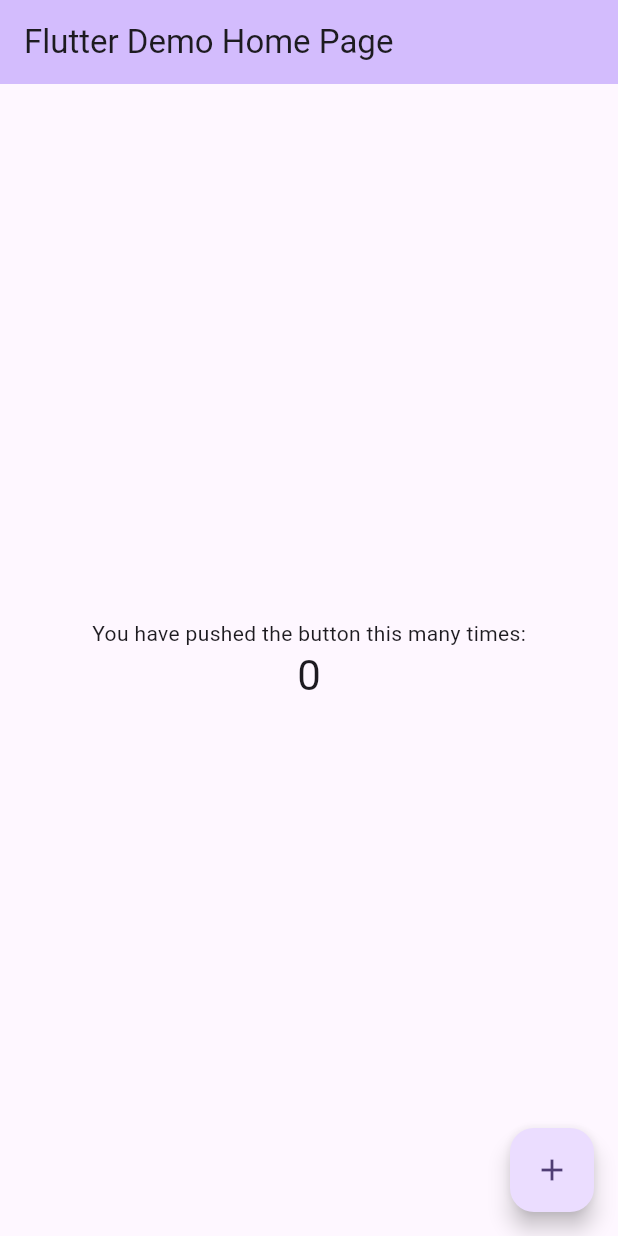
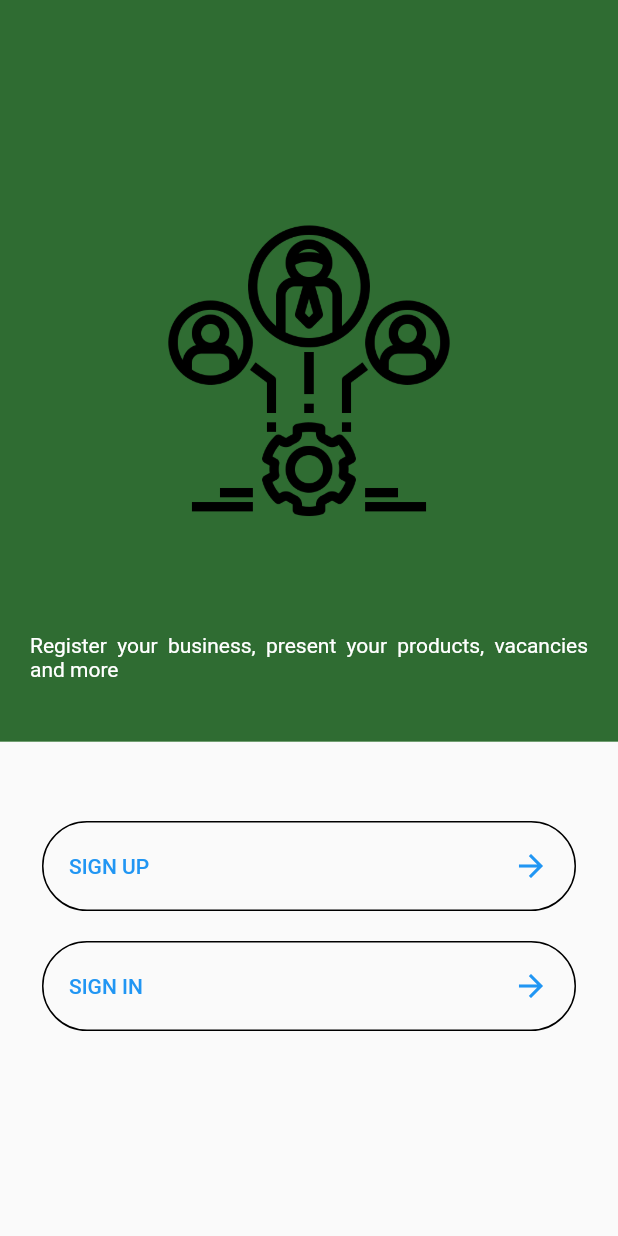
Before and after one commit to TechBuilder-360/directory-v2, a Flutter app: the screen it shows after launch, on a phone screen of 412 x 824 dp. Run offline on Flutter 3.47's test engine with Material 2 defaults, Android fonts, the phone set to English and light mode, and no system bars; our stand-ins replace go_router.

Commit message:
auth screen

```diff
--- a/lib/main.dart
+++ b/lib/main.dart
@@ -1,6 +1,11 @@
+import 'package:biz_directory/routes.dart';
 import 'package:flutter/material.dart';
+import 'package:flutter/services.dart';
 
 void main() {
+  WidgetsFlutterBinding.ensureInitialized();
+  SystemChrome.setEnabledSystemUIMode(SystemUiMode.immersiveSticky);
+  SystemChrome.setPreferredOrientations([DeviceOrientation.portraitUp]);
   runApp(const MyApp());
 }
 
@@ -10,117 +15,11 @@ class MyApp extends StatelessWidget {
   // This widget is the root of your application.
   @override
   Widget build(BuildContext context) {
-    return MaterialApp(
+
+    return MaterialApp.router(
       debugShowCheckedModeBanner: false,
-      title: 'Flutter Demo',
-      theme: ThemeData(
-        // This is the theme of your application.
-        //
-        // TRY THIS: Try running your application with "flutter run". You'll see
-        // the application has a blue toolbar. Then, without quitting the app,
-        // try changing the seedColor in the colorScheme below to Colors.green
-        // and then invoke "hot reload" (save your changes or press the "hot
-        // reload" button in a Flutter-supported IDE, or press "r" if you used
-        // the command line to start the app).
-        //
-        // Notice that the counter didn't reset back to zero; the application
-        // state is not lost during the reload. To reset the state, use hot
-        // restart instead.
-        //
-        // This works for code too, not just values: Most code changes can be
-        // tested with just a hot reload.
-        colorScheme: ColorScheme.fromSeed(seedColor: Colors.deepPurple),
-        useMaterial3: true,
-      ),
-      home: const MyHomePage(title: 'Flutter Demo Home Page'),
+      routerConfig: router,
+      theme: ThemeData.light(),
     );
   }
 }
-
-class MyHomePage extends StatefulWidget {
-  const MyHomePage({super.key, required this.title});
-
-  // This widget is the home page of your application. It is stateful, meaning
-  // that it has a State object (defined below) that contains fields that affect
-  // how it looks.
-
-  // This class is the configuration for the state. It holds the values (in this
-  // case the title) provided by the parent (in this case the App widget) and
-  // used by the build method of the State. Fields in a Widget subclass are
-  // always marked "final".
-
-  final String title;
-
-  @override
-  State<MyHomePage> createState() => _MyHomePageState();
-}
-
-class _MyHomePageState extends State<MyHomePage> {
-  int _counter = 0;
-
-  void _incrementCounter() {
-    setState(() {
-      // This call to setState tells the Flutter framework that something has
-      // changed in this State, which causes it to rerun the build method below
-      // so that the display can reflect the updated values. If we changed
-      // _counter without calling setState(), then the build method would not be
-      // called again, and so nothing would appear to happen.
-      _counter++;
-    });
-  }
-
-  @override
-  Widget build(BuildContext context) {
-    // This method is rerun every time setState is called, for instance as done
-    // by the _incrementCounter method above.
-    //
-    // The Flutter framework has been optimized to make rerunning build methods
-    // fast, so that you can just rebuild anything that needs updating rather
-    // than having to individually change instances of widgets.
-    return Scaffold(
-      appBar: AppBar(
-        // TRY THIS: Try changing the color here to a specific color (to
-        // Colors.amber, perhaps?) and trigger a hot reload to see the AppBar
-        // change color while the other colors stay the same.
-        backgroundColor: Theme.of(context).colorScheme.inversePrimary,
-        // Here we take the value from the MyHomePage object that was created by
-        // the App.build method, and use it to set our appbar title.
-        title: Text(widget.title),
-      ),
-      body: Center(
-        // Center is a layout widget. It takes a single child and positions it
-        // in the middle of the parent.
-        child: Column(
-          // Column is also a layout widget. It takes a list of children and
-          // arranges them vertically. By default, it sizes itself to fit its
-          // children horizontally, and tries to be as tall as its parent.
-          //
-          // Column has various properties to control how it sizes itself and
-          // how it positions its children. Here we use mainAxisAlignment to
-          // center the children vertically; the main axis here is the vertical
-          // axis because Columns are vertical (the cross axis would be
-          // horizontal).
-          //
-          // TRY THIS: Invoke "debug painting" (choose the "Toggle Debug Paint"
-          // action in the IDE, or press "p" in the console), to see the
-          // wireframe for each widget.
-          mainAxisAlignment: MainAxisAlignment.center,
-          children: <Widget>[
-            const Text(
-              'You have pushed the button this many times:',
-            ),
-            Text(
-              '$_counter',
-              style: Theme.of(context).textTheme.headlineMedium,
-            ),
-          ],
-        ),
-      ),
-      floatingActionButton: FloatingActionButton(
-        onPressed: _incrementCounter,
-        tooltip: 'Increment',
-        child: const Icon(Icons.add),
-      ), // This trailing comma makes auto-formatting nicer for build methods.
-    );
-  }
-}
--- /dev/null
+++ b/lib/routes.dart
@@ -0,0 +1,36 @@
+import 'package:biz_directory/screens/authentication/index.dart';
+import 'package:biz_directory/screens/authentication/signup.dart';
+import 'package:biz_directory/screens/onboard.dart';
+import 'package:go_router/go_router.dart';
+import 'package:flutter/material.dart';
+
+final GoRouter router = GoRouter(routes: <RouteBase>[
+  GoRoute(
+    path: '/',
+    builder: (BuildContext context, GoRouterState state) {
+      return const Onboard();
+    },
+    routes: <RouteBase>[
+      GoRoute(
+        path: 'auth',
+        builder: (BuildContext context, GoRouterState state) {
+          return const Auth();
+        },
+          routes: <RouteBase>[
+            GoRoute(
+                path: 'sign-up',
+                builder: (BuildContext context, GoRouterState state) {
+                  return const SignUp();
+                },
+            ),
+            GoRoute(
+              path: 'sign-in',
+              builder: (BuildContext context, GoRouterState state) {
+                return const SignUp();
+              },
+            )
+          ]
+      ),
+    ],
+  ),
+]);
--- /dev/null
+++ b/lib/screens/authentication/index.dart
@@ -0,0 +1,154 @@
+import 'package:biz_directory/screens/authentication/signup.dart';
+import 'package:flutter/material.dart';
+import 'package:go_router/go_router.dart';
+
+class Auth extends StatefulWidget {
+  const Auth({super.key});
+
+  @override
+  State<Auth> createState() => _AuthState();
+}
+
+class _AuthState extends State<Auth> {
+  @override
+  Widget build(BuildContext context) {
+    final PageController controller = PageController(
+      initialPage: 0,
+    );
+    int activePage = 0;
+
+    @override
+    void dispose() {
+      controller.dispose();
+      super.dispose();
+    }
+
+    double? height = MediaQuery.of(context).size.height;
+
+    final List<Map> _pages = [
+      {
+        "image": "assets/images/organisation.png",
+        "description":
+            "Register your business, present your products, vacancies and more"
+      },
+      {
+        "image": "assets/images/teamwork.png",
+        "description":
+            "Search and apply for jobs and business by service they provide"
+      },
+    ];
+
+    return Scaffold(
+      body: Column(
+        children: [
+          Expanded(
+              child: Stack(
+            children: [
+              PageView.builder(
+                controller: controller,
+                onPageChanged: (int page) {
+                  setState(() {
+                    activePage = page;
+                  });
+                },
+                itemCount: _pages.length,
+                itemBuilder: (BuildContext context, int index) {
+                  return slider(
+                      _pages[index]["image"], _pages[index]["description"]);
+                },
+              ),
+            ],
+          )),
+          section2(height: height)
+        ],
+      ),
+    );
+  }
+}
+
+class section2 extends StatelessWidget {
+  const section2({
+    super.key,
+    required this.height,
+  });
+
+  final double height;
+
+  @override
+  Widget build(BuildContext context) {
+    return SizedBox(
+      width: 500,
+      height: height * 0.40,
+      child: Padding(
+        padding: const EdgeInsets.all(18.0),
+        child: Column(
+          mainAxisAlignment: MainAxisAlignment.start,
+          children: <Widget>[
+            const SizedBox(
+              height: 25,
+            ),
+            button(context, "SIGN UP", "/auth/sign-up"),
+            button(context, "SIGN IN", "/auth/sign-in"),
+          ],
+        ),
+      ),
+    );
+  }
+}
+
+Padding button(BuildContext context, String text, String route) {
+  final ButtonStyle style = OutlinedButton.styleFrom(
+      padding: const EdgeInsets.all(18.0),
+      side: const BorderSide(style: BorderStyle.solid),
+      shape: RoundedRectangleBorder(borderRadius: BorderRadius.circular(40)));
+  return Padding(
+    padding: const EdgeInsets.all(10.0),
+    child: OutlinedButton(
+        onPressed: (){
+          context.go(route);
+        },
+        style: style,
+        child: Row(
+          mainAxisAlignment: MainAxisAlignment.spaceBetween,
+          children: [Text(text), const Icon(Icons.arrow_forward)],
+        )),
+  );
+}
+
+Widget slider(String image, String description) {
+  return Container(
+    decoration: const BoxDecoration(
+      color: Colors.green,
+    ),
+    child: Stack(
+      children: [
+        Center(
+          child: Image(
+            image: AssetImage(image),
+            width: 200,
+            height: 200,
+            fit: BoxFit.fill,
+          ),
+        ),
+        Positioned(
+          bottom: 0,
+          left: 0,
+          right: 0,
+          top: 0,
+          child: Container(
+            alignment: AlignmentDirectional.bottomCenter,
+            color: Colors.black38,
+            child: Padding(
+              padding: const EdgeInsets.symmetric(horizontal: 20.0, vertical: 40.0),
+              child: Text(
+                description,
+                textAlign: TextAlign.justify,
+                style: const TextStyle(color: Colors.white),
+              ),
+            ),
+          ),
+        ),
+      ],
+    ),
+  );
+}
```
Also changed, not shown: lib/screens/authentication/signup.dart (added, +68 -0 lines), lib/screens/onboard.dart (added, +32 -0 lines), pubspec.yaml (+3 -32 lines), assets/images/office.png (added), assets/images/organisation.png (added), assets/images/teamwork.png (added), pubspec.lock.
